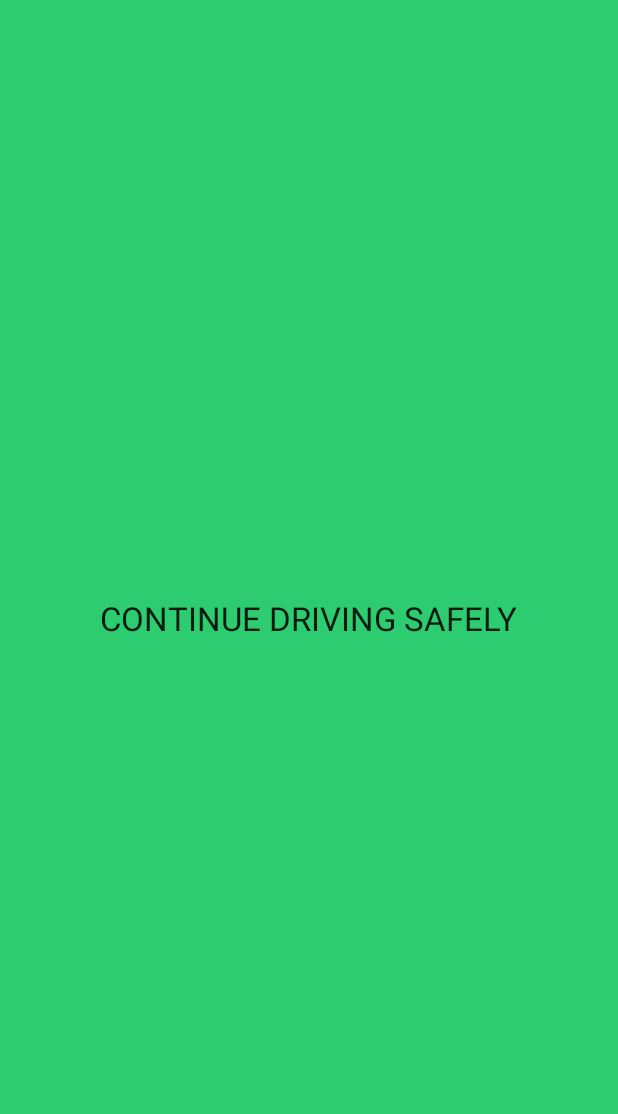
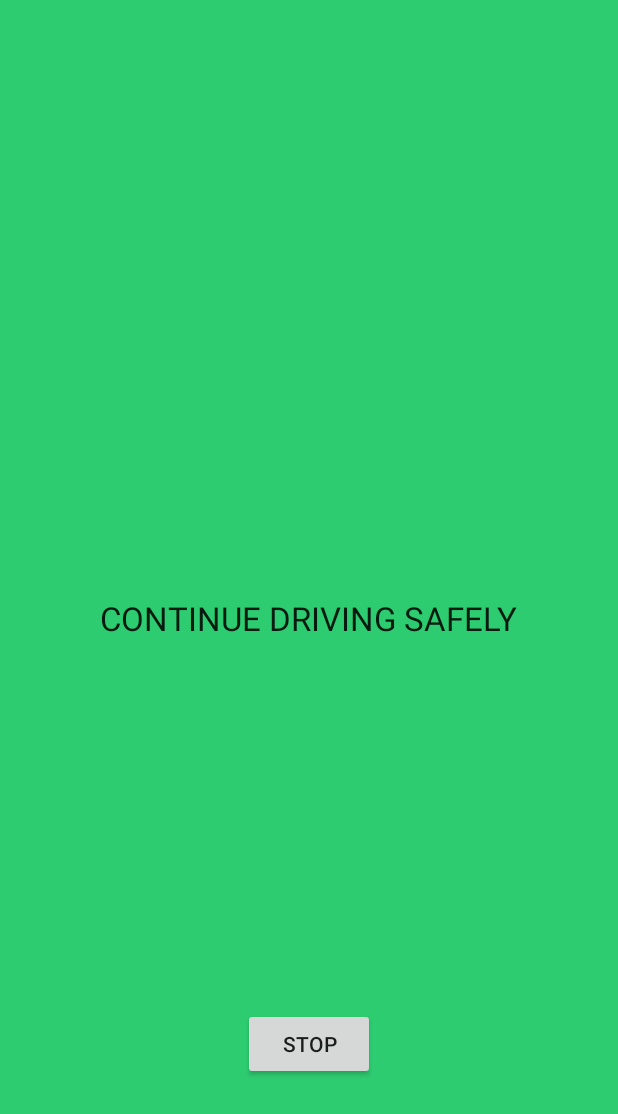
Before and after one commit to ttingt/thesexydriver, an Android app: the layout driving_layout.xml on its own in the app's theme, with its tools: preview values and no code run, on a phone screen of 412 x 824 dp. Shown: the top 1114 px of the screen. Run offline under Robolectric (Android 15) with nearby library versions, the light colour scheme and no system bars.

Commit message:
added stop button to driving layout

```diff
--- a/app/src/main/res/layout/driving_layout.xml
+++ b/app/src/main/res/layout/driving_layout.xml
@@ -17,4 +17,14 @@
         android:layout_centerVertical="true"
         android:layout_centerHorizontal="true" />
 
+    <Button
+        android:layout_width="wrap_content"
+        android:layout_height="wrap_content"
+        android:text="Stop"
+        android:id="@+id/stopButton"
+        android:layout_alignParentBottom="true"
+        android:layout_centerHorizontal="true"
+        android:layout_marginBottom="88dp" />
+
+
 </RelativeLayout>
```
